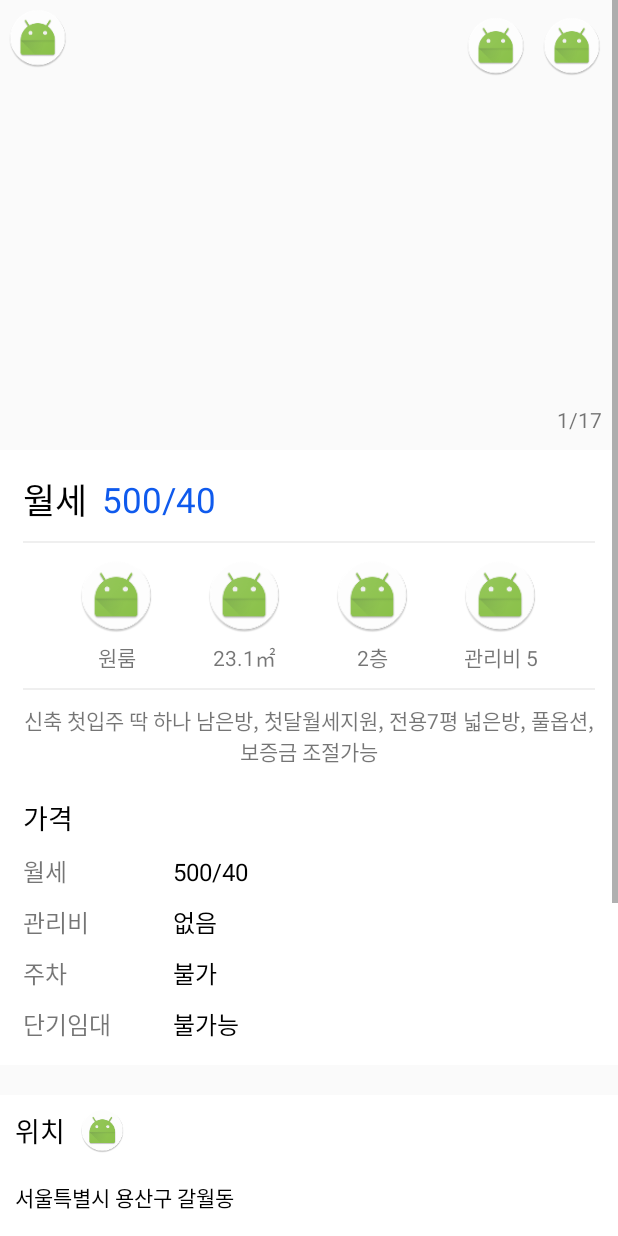
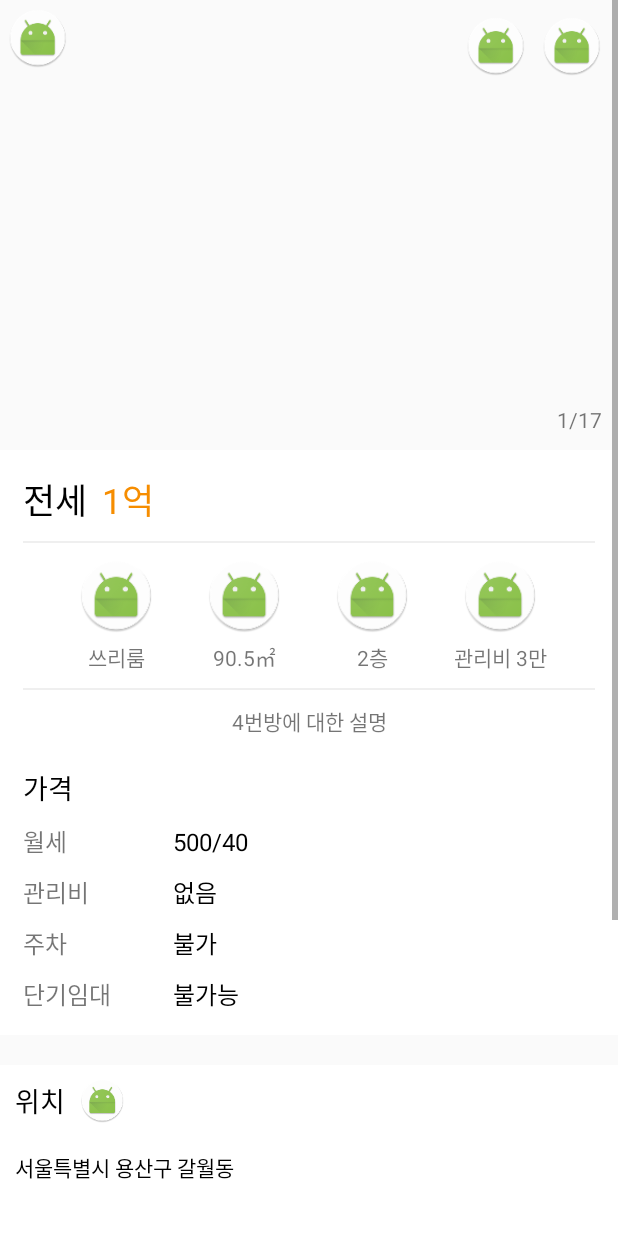
Before and after one commit to cho881020/DabangCopy, an Android app: the screen it shows after launch (ViewRoomDetailActivity), after a tap on "전세", on a phone screen of 412 x 824 dp. Run offline under Robolectric (Android 15) with nearby library versions, the phone set to English and light mode, and no system bars; pictures from the network do not load.

Commit message:
방 상세정보 출력 작업중

```diff
--- a/app/src/main/java/kr/co/tjeit/dabangcopy/ViewRoomDetailActivity.java
+++ b/app/src/main/java/kr/co/tjeit/dabangcopy/ViewRoomDetailActivity.java
@@ -1,15 +1,10 @@
 package kr.co.tjeit.dabangcopy;
 
-import android.content.Context;
 import android.os.Bundle;
-import android.support.v4.view.PagerAdapter;
 import android.support.v4.view.ViewPager;
-import android.view.LayoutInflater;
-import android.view.View;
-import android.view.ViewGroup;
-import android.widget.ImageView;
-import android.widget.LinearLayout;
 import android.widget.TextView;
+
+import java.util.Locale;
 
 import kr.co.tjeit.dabangcopy.adapter.PhotoViewPagerAdapter;
 import kr.co.tjeit.dabangcopy.data.Room;
@@ -23,6 +18,16 @@ public class ViewRoomDetailActivity extends BaseActivity {
     Room mRoom = null;
 
     PhotoViewPagerAdapter mPhotoAdapter;
+    private TextView pageIndicatorTxt;
+    private TextView roomTypeTxt;
+    private TextView roomSizeTxt;
+    private TextView stairCountTxt;
+    private TextView managePayTxt;
+    private TextView descriptionTxt;
+    private TextView monthOrNotTxt2;
+    private TextView costTxt2;
+    private TextView managePayTxt2;
+    private TextView descriptionTxt2;
 
     @Override
     protected void onCreate(Bundle savedInstanceState) {
@@ -44,13 +49,125 @@ public class ViewRoomDetailActivity extends BaseActivity {
         mPhotoAdapter = new PhotoViewPagerAdapter(mContext, mRoom.getPhotoURLs());
         photosViewPager.setAdapter(mPhotoAdapter);
 
+
+//        월세/전세 찍어주는 기능.
+        if (mRoom.getRentPay() == 0) {
+//            전세일 경우
+//            전세라고 출력
+            monthOrNotTxt.setText("전세");
+//            가격을 나타내는 숫자를 노란색으로 표시.
+//            Adapter는 getResources를 바로 활용할수없어서, mContext에게 대신 가져오도록 시킴.
+            costTxt.setTextColor(mContext.getResources().getColor(R.color.not_month_pay_color));
+
+//            몇억인지 저장하는 변수
+//            보증금을 만으로 나누면, 몇억인지 구해짐.
+            int uk =  mRoom.getDeposit() / 10000;
+//            마지막 네자리는 몇천인지 표기하는 용도로 사용.
+            int thousands = mRoom.getDeposit() % 10000;
+
+            String costStr;
+            if (uk == 0) {
+//                1억이 안되는 경우. Ex 6500
+//                표시 양식 : 6500
+                costStr = String.format(Locale.KOREA, "%d", thousands);
+            }
+            else if (thousands == 0) {
+//                정확이 몇억 단위로 떨어지는 경우. Ex. 2억
+//                표시 양식 : 2억
+                costStr = String.format(Locale.KOREA, "%d억", uk);
+            }
+            else {
+//                그외의 모든 경우
+//                ?억 ? 라고 찍어주면 된다.
+                costStr = String.format(Locale.KOREA, "%d억%d", uk, thousands);
+            }
+
+            costTxt.setText(costStr);
+
+        }
+        else {
+            monthOrNotTxt.setText("월세");
+            costTxt.setTextColor(mContext.getResources().getColor(R.color.month_pay_color));
+
+//            양식 : 보증금/월세
+            String costStr = String.format(Locale.KOREA, "%d/%d", mRoom.getDeposit(), mRoom.getRentPay());
+            costTxt.setText(costStr);
+
+        }
+
+
+//        원룸 / 투룸 / 쓰리룸
+
+        if (mRoom.getRoomCount() == 1) {
+//            원룸인 상황
+            roomTypeTxt.setText("원룸");
+        }
+        else if (mRoom.getRoomCount() == 2) {
+
+            roomTypeTxt.setText("투룸");
+        }
+        else if (mRoom.getRoomCount() == 3) {
+
+            roomTypeTxt.setText("쓰리룸");
+        }
+
+
+//        지하?층, 반지하, ?층
+
+        if (mRoom.getStairCount() == 0) {
+//            0층일 경우에는 반지하
+            stairCountTxt.setText("반지하");
+        }
+        else if (mRoom.getStairCount() < 0) {
+//            0보다 작은 경우, -1, -2 등등..
+//            지하 1층, 지하 2층 출력 => 실제 층수를 가진 stairCount에 -를 붙여서 부호를 변경
+            String stairStr = String.format(Locale.KOREA, "지하 %d층", -mRoom.getStairCount());
+            stairCountTxt.setText(stairStr);
+        }
+        else {
+//            일반 지상층 Ex. 1층, 3층
+            String stairStr = String.format(Locale.KOREA, "%d층", mRoom.getStairCount());
+            stairCountTxt.setText(stairStr);
+        }
+
+//        방의 넓이를 미터제곱, ㎡ 으로 출력하자.
+
+        String roomSizeStr = String.format(Locale.KOREA, "%.1f㎡", mRoom.getRoomSize());
+        roomSizeTxt.setText(roomSizeStr);
+
+//        관리비 몇만원
+        String managePayStr;
+        if (mRoom.getManagePay() == 0) {
+            managePayStr = "관리비 없음";
+        }
+        else {
+            managePayStr = String.format(Locale.KOREA, "관리비 %d만", mRoom.getManagePay());
+        }
+
+        managePayTxt.setText(managePayStr);
+
+        descriptionTxt.setText(mRoom.getDescription());
+
+
+
+
+
     }
 
     @Override
     public void bindViews() {
-
+        this.descriptionTxt2 = (TextView) findViewById(R.id.descriptionTxt2);
+        this.managePayTxt2 = (TextView) findViewById(R.id.managePayTxt2);
+        this.costTxt2 = (TextView) findViewById(R.id.costTxt2);
+        this.monthOrNotTxt2 = (TextView) findViewById(R.id.monthOrNotTxt2);
+        this.descriptionTxt = (TextView) findViewById(R.id.descriptionTxt);
+        this.managePayTxt = (TextView) findViewById(R.id.managePayTxt);
+        this.stairCountTxt = (TextView) findViewById(R.id.stairCountTxt);
+        this.roomSizeTxt = (TextView) findViewById(R.id.roomSizeTxt);
+        this.roomTypeTxt = (TextView) findViewById(R.id.roomTypeTxt);
         this.costTxt = (TextView) findViewById(R.id.costTxt);
         this.monthOrNotTxt = (TextView) findViewById(R.id.monthOrNotTxt);
+        this.pageIndicatorTxt = (TextView) findViewById(R.id.pageIndicatorTxt);
         this.photosViewPager = (ViewPager) findViewById(R.id.photosViewPager);
     }
 
--- a/app/src/main/res/layout/activity_view_room_detail.xml
+++ b/app/src/main/res/layout/activity_view_room_detail.xml
@@ -18,7 +18,7 @@
             android:orientation="vertical">
 
             <FrameLayout
-                tools:visibility="visible"
+                tools:visibility="gone"
                 android:layout_width="match_parent"
                 android:layout_height="300dp">
 
@@ -52,6 +52,7 @@
                 </LinearLayout>
 
                 <TextView
+                    android:id="@+id/pageIndicatorTxt"
                     android:layout_width="wrap_content"
                     android:layout_height="wrap_content"
                     android:text="1/17"
@@ -120,6 +121,7 @@
                             android:src="@mipmap/ic_launcher_round"/>
 
                         <TextView
+                            android:id="@+id/roomTypeTxt"
                             android:layout_marginTop="5dp"
                             android:layout_width="wrap_content"
                             android:layout_height="wrap_content"
@@ -140,6 +142,7 @@
                             android:src="@mipmap/ic_launcher_round"/>
 
                         <TextView
+                            android:id="@+id/roomSizeTxt"
                             android:layout_marginTop="5dp"
                             android:layout_width="wrap_content"
                             android:layout_height="wrap_content"
@@ -160,6 +163,7 @@
                             android:src="@mipmap/ic_launcher_round"/>
 
                         <TextView
+                            android:id="@+id/stairCountTxt"
                             android:layout_marginTop="5dp"
                             android:layout_width="wrap_content"
                             android:layout_height="wrap_content"
@@ -180,6 +184,7 @@
                             android:src="@mipmap/ic_launcher_round"/>
 
                         <TextView
+                            android:id="@+id/managePayTxt"
                             android:layout_marginTop="5dp"
                             android:layout_width="wrap_content"
                             android:layout_height="wrap_content"
@@ -196,6 +201,7 @@
                     android:background="@color/line_divider"/>
 
                 <TextView
+                    android:id="@+id/descriptionTxt"
                     android:layout_marginTop="10dp"
                     android:layout_width="match_parent"
                     android:gravity="center"
@@ -217,12 +223,14 @@
                     android:orientation="horizontal">
 
                     <TextView
+                        android:id="@+id/monthOrNotTxt2"
                         android:layout_width="100dp"
                         android:layout_height="wrap_content"
                         android:text="월세"
                         android:textSize="16sp"/>
 
                     <TextView
+                        android:id="@+id/costTxt2"
                         android:layout_width="wrap_content"
                         android:layout_height="wrap_content"
                         android:textSize="16sp"
@@ -243,6 +251,7 @@
                         android:textSize="16sp"/>
 
                     <TextView
+                        android:id="@+id/managePayTxt2"
                         android:layout_width="wrap_content"
                         android:layout_height="wrap_content"
                         android:textSize="16sp"
@@ -331,6 +340,7 @@
                     android:textColor="@color/black"/>
 
                 <TextView
+                    tools:visibility="gone"
                     android:layout_width="match_parent"
                     android:layout_height="200dp"
                     android:gravity="center"
@@ -354,6 +364,7 @@
                 </LinearLayout>
 
                 <TextView
+                    android:id="@+id/descriptionTxt2"
                     android:layout_margin="10dp"
                     android:layout_width="match_parent"
                     android:layout_height="wrap_content"
```
